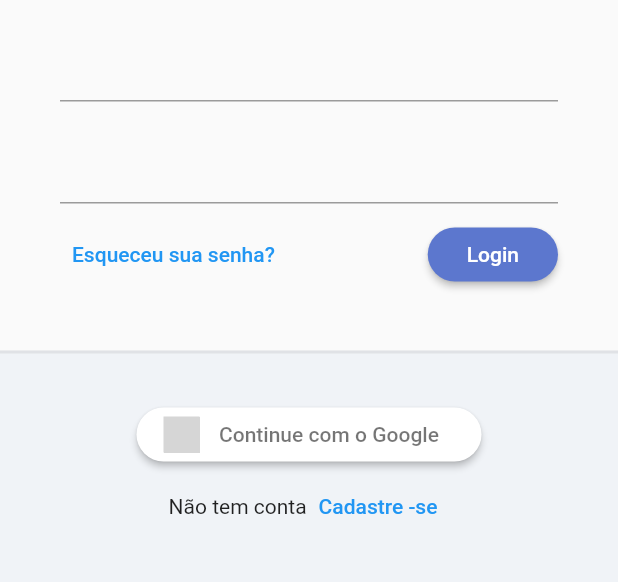
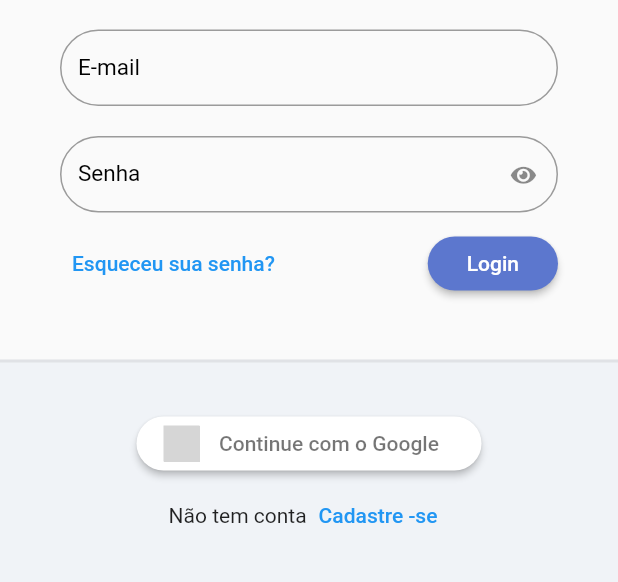
Before and after one commit to pollyyana/todo-list-provider, a Flutter app: the screen it shows after launch, on a phone screen of 412 x 824 dp, the part 350-932 px from its top. Run offline on Flutter 3.47's test engine with Material 2 defaults, Android fonts, the phone set to English and light mode, and no system bars; our stand-ins replace flutter_signin_button, google_fonts, sqflite, synchronized; accounts and stored records are empty; Roboto replaces fonts that are missing (Mandali); grey boxes are pictures that could not be loaded.

Commit message:
textformfield implementado e tela customizada

```diff
--- /dev/null
+++ b/todo_list/lib/app/core/widget/todo_list_field.dart
@@ -0,0 +1,63 @@
+import 'package:flutter/material.dart';
+import 'package:todo_list/app/core/widget/todo_list_icons.dart';
+
+class TodoListField extends StatelessWidget {
+  final String label;
+  final bool obscureText;
+  final IconButton? suffixIconButton;
+  final ValueNotifier<bool> obscureTextVN;
+  final TextEditingController? controller;
+  final FormFieldValidator<String>? validator;
+
+  TodoListField({
+    Key? key,
+    required this.label,
+    this.suffixIconButton,
+    this.obscureText = false,
+    this.controller,
+    this.validator,
+  })  : assert(obscureText == true ? suffixIconButton == null : true,
+            'obscureText  nao pode ser enviado conjunto  com suffixIconButton'),
+        obscureTextVN = ValueNotifier(obscureText),
+        super(key: key);
+  // assert validando em tempo de compilaçao
+
+  @override
+  Widget build(BuildContext context) {
+    return ValueListenableBuilder<bool>(
+      valueListenable: obscureTextVN,
+      builder: (_, obscureTextValue, child) {
+        return TextFormField(
+          controller: controller,
+          validator: validator,
+          decoration: InputDecoration(
+            labelText: label,
+            labelStyle: const TextStyle(fontSize: 15, color: Colors.black),
+            border: OutlineInputBorder(borderRadius: BorderRadius.circular(30)),
+            errorBorder: OutlineInputBorder(
+              borderRadius: BorderRadius.circular(30),
+              borderSide: const BorderSide(color: Colors.red),
+            ),
+            isDense: true,
+            suffixIcon: suffixIconButton ??
+                (obscureText == true
+                    ? IconButton(
+                        onPressed: () {
+                          obscureTextVN.value = !obscureTextValue;
+                        },
+                        icon: Icon(
+                          //ternario para troca de icon
+                          !obscureTextValue
+                              ? TodoListIcons.eye_slash
+                              : TodoListIcons.eye,
+                          size: 15,
+                        ),
+                      )
+                    : null),
+          ),
+          obscureText: obscureTextValue,
+        );
+      },
+    );
+  }
+}
--- /dev/null
+++ b/todo_list/lib/app/core/widget/todo_list_icons.dart
@@ -0,0 +1,11 @@
+import 'package:flutter/widgets.dart';
+
+class TodoListIcons {
+  TodoListIcons._();
+
+  static const _kFontFam = 'TodoListIcons';
+  static const String? _kFontPkg = null;
+
+  static const IconData eye = IconData(0xf06e, fontFamily: _kFontFam, fontPackage: _kFontPkg);
+  static const IconData eye_slash = IconData(0xf070, fontFamily: _kFontFam, fontPackage: _kFontPkg);
+}
--- a/todo_list/lib/app/modules/auth/login/login_page.dart
+++ b/todo_list/lib/app/modules/auth/login/login_page.dart
@@ -2,6 +2,8 @@ import 'package:flutter/material.dart';
 import 'package:flutter_signin_button/button_list.dart';
 import 'package:flutter_signin_button/button_view.dart';
 import 'package:todo_list/app/core/widget/todo_list_logo.dart';
+
+import '../../../core/widget/todo_list_field.dart';
 
 class LoginPage extends StatelessWidget {
   const LoginPage({super.key});
@@ -22,7 +24,7 @@ class LoginPage extends StatelessWidget {
                 child: Column(
                   mainAxisSize: MainAxisSize.min,
                   children: [
-                    const SizedBox(
+                     const SizedBox(
                       height: 10,
                     ),
                     const TodoListLogo(),
@@ -32,16 +34,23 @@ class LoginPage extends StatelessWidget {
                       child: Form(
                         child: Column(
                           children: [
-                            TextFormField(),
-                            const SizedBox(height: 20),
-                            TextFormField(),
-                            const SizedBox(height: 10),
+                              TodoListField(
+                              label: 'E-mail',
+                            ),
+                              const SizedBox(height: 20),
+                              TodoListField(
+                              label: 'Senha',
+                              obscureText:true,
+                            ),
+                             const SizedBox(height: 10),
                             Row(
                               mainAxisAlignment: MainAxisAlignment.spaceBetween,
                               children: [
                                 TextButton(
                                   onPressed: () {},
-                                  child: const Text('Esqueceu sua senha?'),
+                                  child:  const Text(
+                                    'Esqueceu sua senha?',
+                                  ),
                                 ),
                                 ElevatedButton(
                                   onPressed: () {},
@@ -90,11 +99,13 @@ class LoginPage extends StatelessWidget {
                               ),
                               onPressed: () {},
                             ),
-                             Row(
+                            Row(
                               mainAxisAlignment: MainAxisAlignment.center,
                               children: [
-                                Text('Não tem conta'),
-                                TextButton(onPressed: (){}, child: Text('Cadastre -se'))
+                                const Text('Não tem conta'),
+                                TextButton(
+                                    onPressed: () {},
+                                    child: const Text('Cadastre -se'))
                               ],
                             ),
                           ],
```
Also changed, not shown: todo_list/pubspec.yaml (+4 -4 lines), todo_list/assets/fonts/TodoListIcons.ttf (added).
